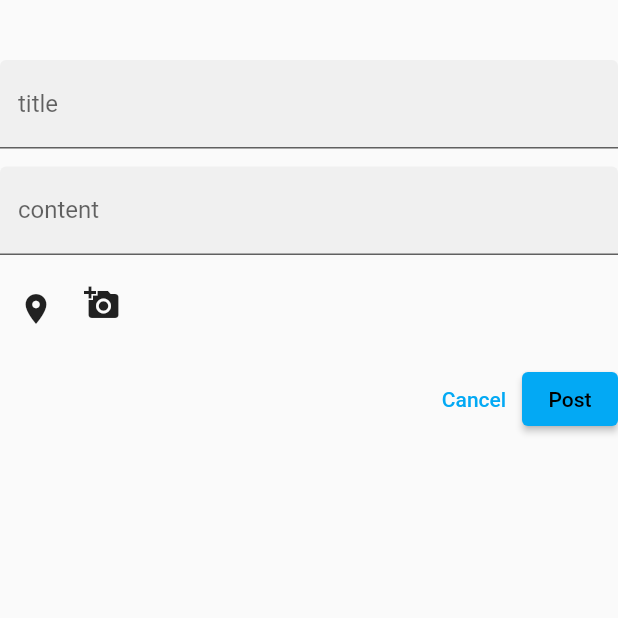
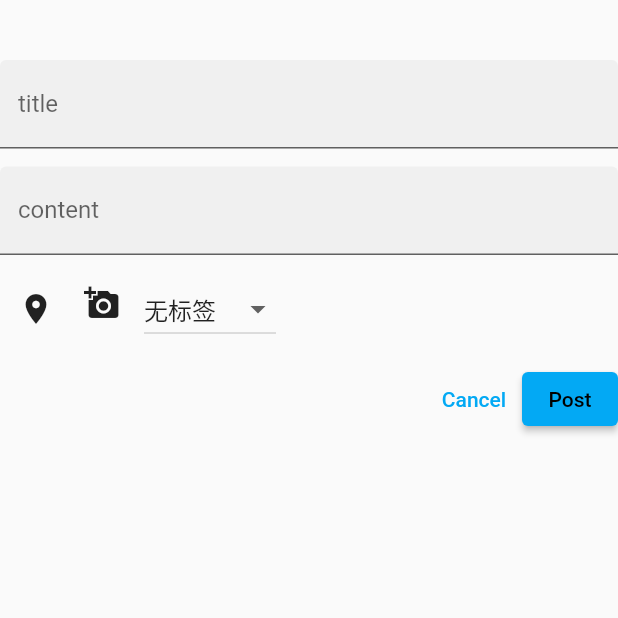
Before and after one commit to Thumuht/frontend, a Flutter app: the NewPostPage screen opened by its route, on a phone screen of 412 x 824 dp, the top half of it. Run offline on Flutter 3.47's test engine with Material 2 defaults, Android fonts, the phone set to English and light mode, and no system bars; our stand-ins replace dio, equatable, flutter_markdown, go_router, graphql_flutter, image_picker and 1 more; missing offline and left inert: artemis, file_selector, geocode, gql, multiple_images_picker; network calls fail.

Commit message:
feat(xrf): tag

```diff
--- a/lib/main.dart
+++ b/lib/main.dart
@@ -9,6 +9,30 @@ import 'package:provider/provider.dart';
 
 const String backendAddress = 'http://10.0.2.2:8899/';
 // const String backendAddress = 'http://127.0.0.1:8899/';
+
+Map<String, int> TagMap = {
+  "无标签": 0,
+  "校园资讯": 1,
+  "二手交易": 2,
+  "学术研讨": 3,
+  "休闲娱乐": 4,
+};
+
+Map<int, String> TagMapReverse = {
+  0: "无标签",
+  1: "校园资讯",
+  2: "二手交易",
+  3: "学术研讨",
+  4: "休闲娱乐",
+};
+
+Map<int, Color> TagColor = {
+  0: Colors.grey,
+  1: Colors.blue,
+  2: Colors.green,
+  3: Colors.redAccent[400]!,
+  4: Colors.yellow,
+};
 
 final HttpLink httpLink = HttpLink(
   '${backendAddress}query',
--- a/lib/pages/new_post.dart
+++ b/lib/pages/new_post.dart
@@ -14,6 +14,7 @@ import 'package:image_picker/image_picker.dart';
 import 'package:location/location.dart';
 import 'package:multiple_images_picker/multiple_images_picker.dart';
 import 'package:provider/provider.dart';
+import 'package:thumuht/components/post_list.dart';
 import 'package:thumuht/main.dart';
 import 'package:thumuht/model/gql/graphql_api.dart';
 import 'package:dio/dio.dart';
@@ -191,6 +192,7 @@ class _PostButtonState extends State<PostButton> {
                 'content': widget.controller_content.text + imageUrls,
                 'position':
                     Provider.of<Position>(context, listen: false).getPosition,
+                'tag': Provider.of<Tag>(context, listen: false).getTag,
               });
               context.replace('/');
             },
@@ -291,12 +293,50 @@ class _ShowPositionState extends State<ShowPosition> {
   }
 }
 
-// class selectTag extends StatefulWidget {
-//   const selectTag({Key? key}) : super(key: key);
+class selectTag extends StatefulWidget {
+  const selectTag({Key? key}) : super(key: key);
 
-//   @override
-//   _selectTagState createState() => _selectTagState();
-// }
+  @override
+  _selectTagState createState() => _selectTagState();
+}
+
+class _selectTagState extends State<selectTag> {
+  String _value = "无标签";
+
+  @override
+  Widget build(BuildContext context) {
+    return DropdownButton<String>(
+      value: _value,
+      elevation: 16,
+      onChanged: (String? value) {
+        setState(() {
+          _value = value!;
+          if (value == '无标签') {
+            Provider.of<Tag>(context, listen: false).setTag(0);
+          }
+          if (value == '校园资讯') {
+            Provider.of<Tag>(context, listen: false).setTag(1);
+          }
+          if (value == '二手交易') {
+            Provider.of<Tag>(context, listen: false).setTag(2);
+          }
+          if (value == '学术研讨') {
+            Provider.of<Tag>(context, listen: false).setTag(3);
+          }
+          if (value == '休闲娱乐') {
+            Provider.of<Tag>(context, listen: false).setTag(4);
+          }
+        });
+      },
+      items: TagMap.keys.map<DropdownMenuItem<String>>((String value) {
+        return DropdownMenuItem<String>(
+          value: value,
+          child: Text(value),
+        );
+      }).toList(),
+    );
+  }
+}
 
 class NewPostPage extends StatefulWidget {
   const NewPostPage({super.key});
@@ -317,6 +357,7 @@ class _NewPostPageState extends State<NewPostPage> {
           providers: [
             ChangeNotifierProvider(create: (context) => Images(images: [])),
             ChangeNotifierProvider(create: (context) => Position(position: "")),
+            ChangeNotifierProvider(create: (context) => Tag(tag: 0)),
           ],
           child: Scaffold(
             body: SafeArea(
@@ -349,6 +390,7 @@ class _NewPostPageState extends State<NewPostPage> {
                   children: [
                     GetUserLocation(),
                     imageSelector(),
+                    selectTag(),
                   ],
                 ),
                 const SizedBox(
```
Also changed, not shown: lib/components/post_list.dart (+17 -7 lines), 1 other file.
